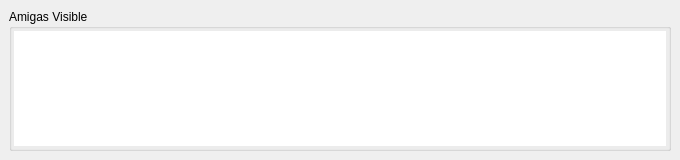
Old version of the form ApolloExplorerPC/scanningwindow.ui in the repository ronybeck/ApolloExplorer.
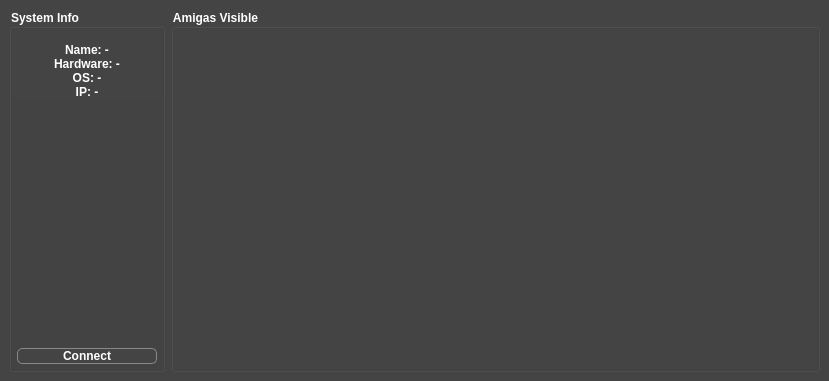
New version of the form. Icons and pictures are not drawn.

```diff
--- a/ApolloExplorerPC/scanningwindow.ui
+++ b/ApolloExplorerPC/scanningwindow.ui
@@ -6,8 +6,8 @@
    <rect>
     <x>0</x>
     <y>0</y>
-    <width>680</width>
-    <height>160</height>
+    <width>829</width>
+    <height>381</height>
    </rect>
   </property>
   <property name="sizePolicy">
@@ -23,31 +23,185 @@
    <iconset resource="icons.qrc">
     <normaloff>:/browser/icons/VampireHW.png</normaloff>:/browser/icons/VampireHW.png</iconset>
   </property>
+  <property name="styleSheet">
+   <string notr="true">QWidget
+{	
+	background-color: #444444;
+	margin-top: 2ex;
+	font: bold 12px;
+	color:  white;
+	font: 700 10pt &quot;Comfortaa&quot;;
+}
+QPushButton
+{
+	margin: 5px;
+	border: 1px solid rgb(136, 138, 133);
+    border-radius: 5px;
+}
+QPushButton::pressed
+{
+	background-color: #555555;
+}
+QPushButton::hover
+{
+	border: 1px solid #aaaaaa;
+}</string>
+  </property>
+  <property name="unifiedTitleAndToolBarOnMac">
+   <bool>false</bool>
+  </property>
   <widget class="QWidget" name="centralwidget">
-   <layout class="QVBoxLayout" name="verticalLayout">
+   <layout class="QHBoxLayout" name="horizontalLayout">
+    <item>
+     <widget class="QGroupBox" name="groupBoxDetails">
+      <property name="enabled">
+       <bool>true</bool>
+      </property>
+      <property name="styleSheet">
+       <string notr="true"/>
+      </property>
+      <property name="title">
+       <string>System Info</string>
+      </property>
+      <property name="flat">
+       <bool>true</bool>
+      </property>
+      <layout class="QVBoxLayout" name="verticalLayout">
+       <property name="spacing">
+        <number>0</number>
+       </property>
+       <property name="leftMargin">
+        <number>0</number>
+       </property>
+       <property name="topMargin">
+        <number>0</number>
+       </property>
+       <property name="rightMargin">
+        <number>0</number>
+       </property>
+       <property name="bottomMargin">
+        <number>0</number>
+       </property>
+       <item>
+        <widget class="QLabel" name="labelIcon">
+         <property name="minimumSize">
+          <size>
+           <width>150</width>
+           <height>0</height>
+          </size>
+         </property>
+         <property name="styleSheet">
+          <string notr="true"/>
+         </property>
+         <property name="text">
+          <string/>
+         </property>
+         <property name="pixmap">
+          <pixmap resource="icons.qrc">:/browser/icons/FirebirdHW.png</pixmap>
+         </property>
+         <property name="alignment">
+          <set>Qt::AlignCenter</set>
+         </property>
+        </widget>
+       </item>
+       <item>
+        <widget class="QLabel" name="labelName">
+         <property name="text">
+          <string>Name: -</string>
+         </property>
+         <property name="alignment">
+          <set>Qt::AlignCenter</set>
+         </property>
+        </widget>
+       </item>
+       <item>
+        <widget class="QLabel" name="labelHardware">
+         <property name="text">
+          <string>Hardware: -</string>
+         </property>
+         <property name="alignment">
+          <set>Qt::AlignCenter</set>
+         </property>
+        </widget>
+       </item>
+       <item>
+        <widget class="QLabel" name="labelOS">
+         <property name="text">
+          <string>OS: -</string>
+         </property>
+         <property name="alignment">
+          <set>Qt::AlignCenter</set>
+         </property>
+        </widget>
+       </item>
+       <item>
+        <widget class="QLabel" name="labelIPAddress">
+         <property name="text">
+          <string>IP: -</string>
+         </property>
+         <property name="alignment">
+          <set>Qt::AlignCenter</set>
+         </property>
+        </widget>
+       </item>
+       <item>
+        <spacer name="verticalSpacer">
+         <property name="orientation">
+          <enum>Qt::Vertical</enum>
+         </property>
+         <property name="sizeHint" stdset="0">
+          <size>
+           <width>20</width>
+           <height>40</height>
+          </size>
+         </property>
+        </spacer>
+       </item>
+       <item>
+        <widget class="QPushButton" name="pushButton">
+         <property name="text">
+          <string>Connect</string>
+         </property>
+        </widget>
+       </item>
+      </layout>
+     </widget>
+    </item>
     <item>
      <widget class="QGroupBox" name="groupBox">
+      <property name="autoFillBackground">
+       <bool>false</bool>
+      </property>
+      <property name="styleSheet">
+       <string notr="true"/>
+      </property>
       <property name="title">
        <string>Amigas Visible</string>
       </property>
       <layout class="QVBoxLayout" name="verticalLayout_2">
        <property name="spacing">
-        <number>2</number>
+        <number>0</number>
        </property>
        <property name="leftMargin">
-        <number>2</number>
+        <number>0</number>
        </property>
        <property name="topMargin">
-        <number>2</number>
+        <number>0</number>
        </property>
        <property name="rightMargin">
-        <number>2</number>
+        <number>0</number>
        </property>
        <property name="bottomMargin">
-        <number>2</number>
+        <number>0</number>
        </property>
        <item>
         <widget class="QListWidget" name="listWidget">
+         <property name="toolTipDuration">
+          <number>-7</number>
+         </property>
+         <property name="styleSheet">
+          <string notr="true"/>
+         </property>
          <property name="frameShape">
           <enum>QFrame::NoFrame</enum>
          </property>
@@ -62,8 +216,8 @@
          </property>
          <property name="iconSize">
           <size>
-           <width>80</width>
-           <height>80</height>
+           <width>160</width>
+           <height>160</height>
           </size>
          </property>
          <property name="viewMode">
```
Left out of the diff: 15 changed lines with no effect on the pictures.
